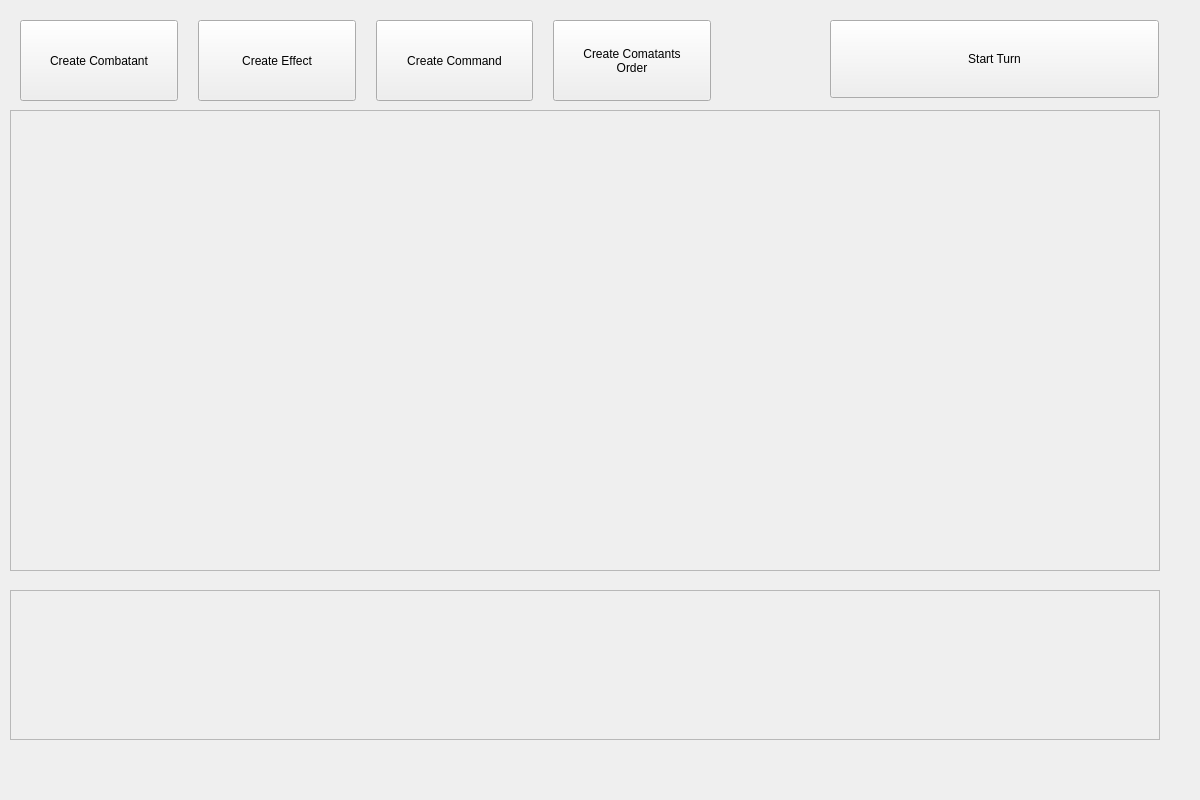
Old version of the form src/ManagerPF2E/managerwidget.ui in the repository lazaropo/2EManager.
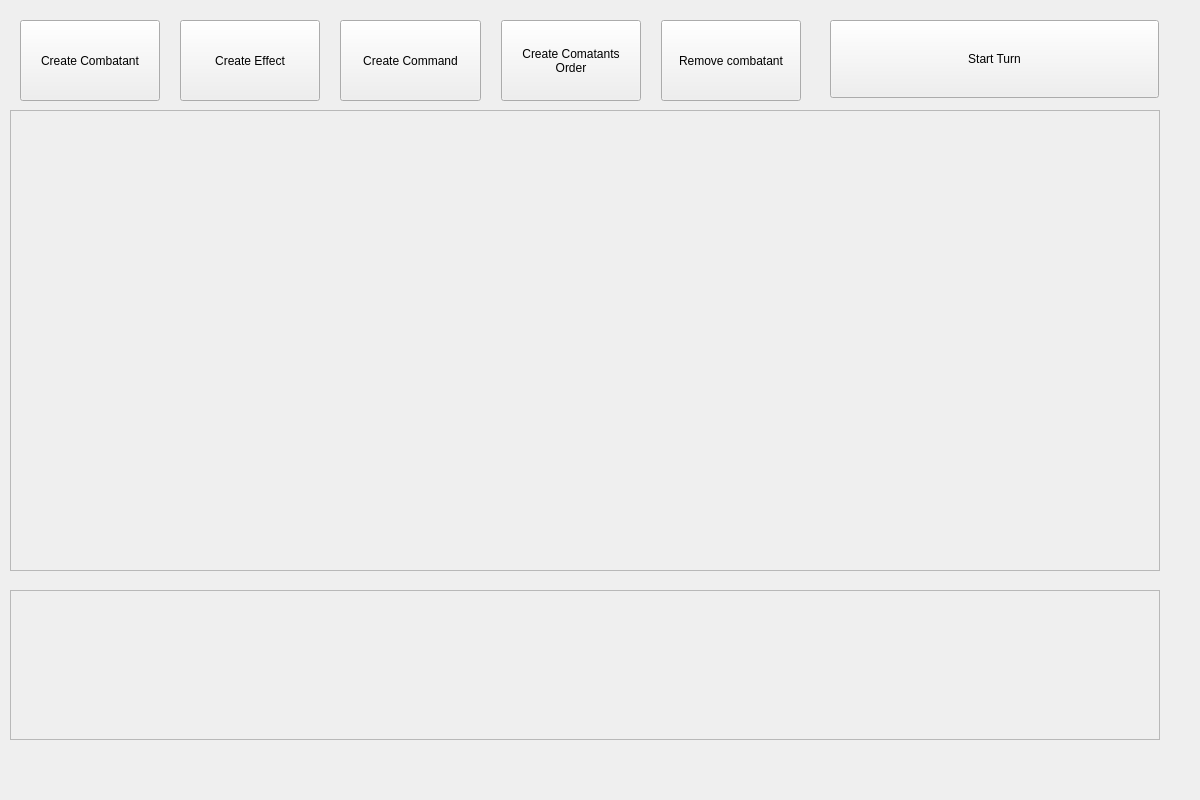
New version of the form.

Commit message: remove button is done. there are txt-file reader. saves at Saved_indo dir as info.txt

Diff of the .ui file:
```diff
--- a/src/ManagerPF2E/managerwidget.ui
+++ b/src/ManagerPF2E/managerwidget.ui
@@ -50,7 +50,7 @@
     <rect>
      <x>20</x>
      <y>20</y>
-     <width>691</width>
+     <width>781</width>
      <height>81</height>
     </rect>
    </property>
@@ -111,6 +111,19 @@
       </property>
      </widget>
     </item>
+    <item>
+     <widget class="QPushButton" name="pushButton_create_remove">
+      <property name="sizePolicy">
+       <sizepolicy hsizetype="Minimum" vsizetype="Preferred">
+        <horstretch>0</horstretch>
+        <verstretch>0</verstretch>
+       </sizepolicy>
+      </property>
+      <property name="text">
+       <string>Remove combatant</string>
+      </property>
+     </widget>
+    </item>
    </layout>
   </widget>
   <widget class="QScrollArea" name="scrollArea_commands">
```
The commit also changes 20 other files.
